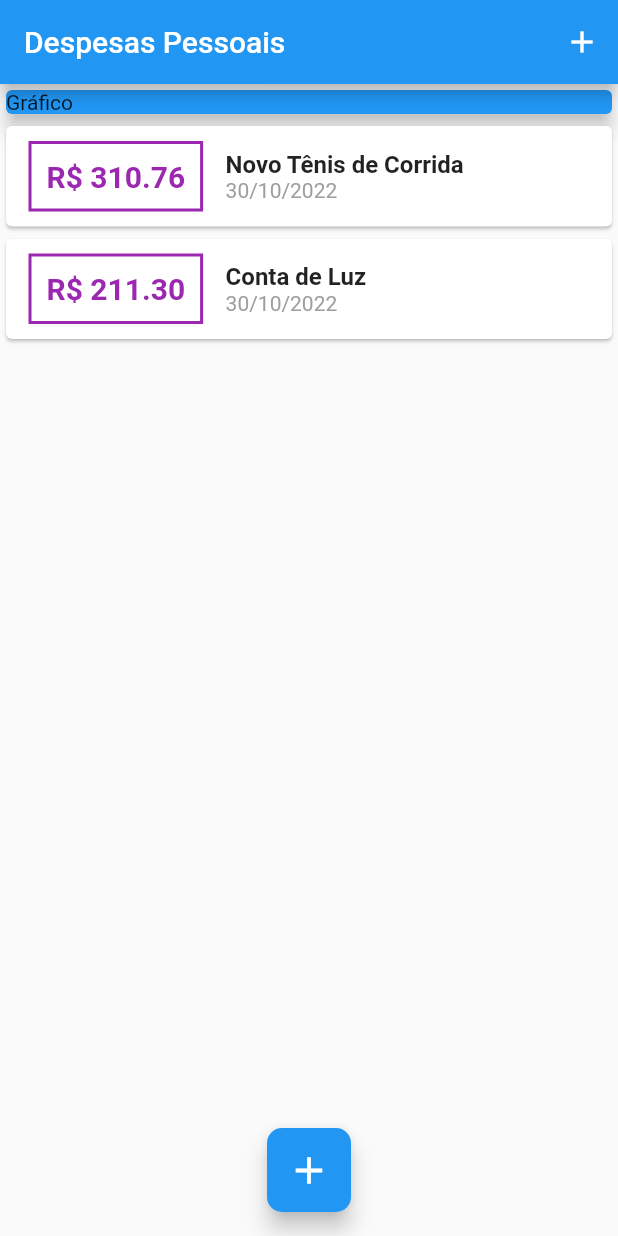
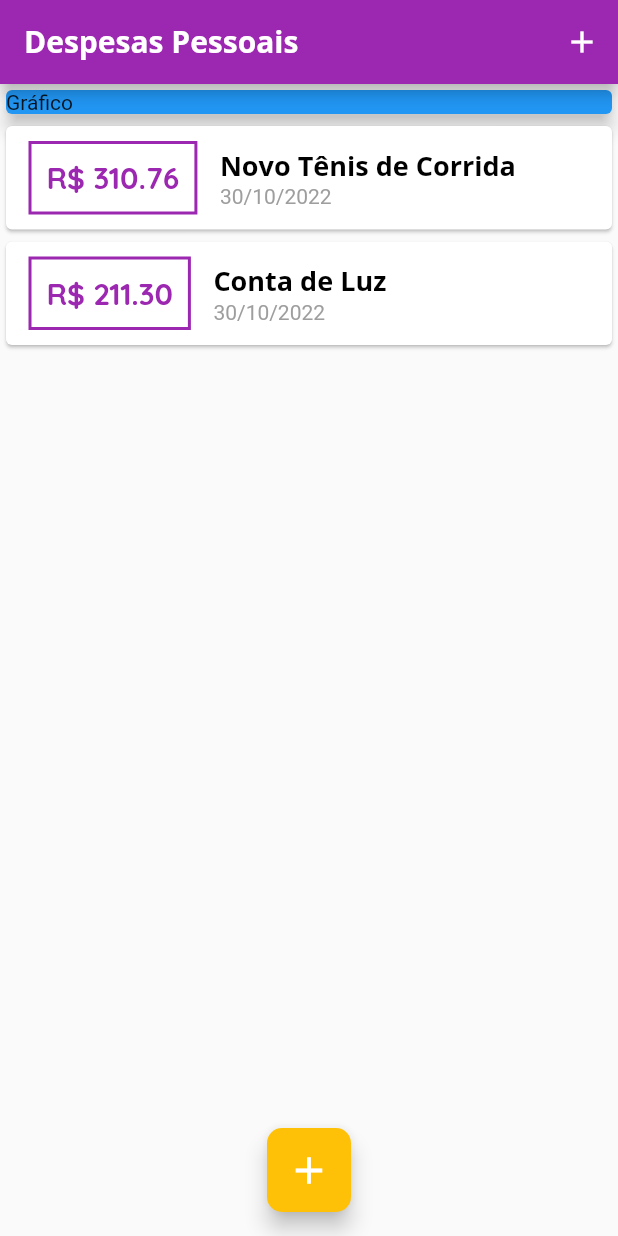
Before and after one commit to brunodeev/expenses_app, a Flutter app: the screen it shows after launch, on a phone screen of 412 x 824 dp. Run offline on Flutter 3.47's test engine with Material 2 defaults, Android fonts, the phone set to English and light mode, and no system bars.

Commit message:
alterando temas

```diff
--- a/lib/components/transaction_list.dart
+++ b/lib/components/transaction_list.dart
@@ -22,7 +22,7 @@ class TransactionList extends StatelessWidget {
                 Container(
                   decoration: BoxDecoration(
                     border: Border.all(
-                      color: Colors.purple,
+                      color: Theme.of(context).colorScheme.primary,
                       width: 2,
                     ),
                   ),
@@ -33,11 +33,10 @@ class TransactionList extends StatelessWidget {
                   ),
                   child: Text(
                     'R\$ ${tr.value.toStringAsFixed(2)}',
-                    style: const TextStyle(
-                      color: Colors.purple,
-                      fontSize: 20,
-                      fontWeight: FontWeight.bold,
-                    ),
+                    style: Theme.of(context).textTheme.headline6!.copyWith(
+                          fontSize: 20,
+                          fontWeight: FontWeight.bold,
+                        ),
                   ),
                 ),
                 Column(
@@ -45,10 +44,7 @@ class TransactionList extends StatelessWidget {
                   children: [
                     Text(
                       tr.title,
-                      style: const TextStyle(
-                        fontSize: 16,
-                        fontWeight: FontWeight.bold,
-                      ),
+                      style: Theme.of(context).primaryTextTheme.headline6,
                     ),
                     Text(
                       DateFormat('dd/MM/y').format(tr.date),
--- a/lib/main.dart
+++ b/lib/main.dart
@@ -11,9 +11,38 @@ class ExpensesApp extends StatelessWidget {
 
   @override
   Widget build(BuildContext context) {
-    return const MaterialApp(
+    final ThemeData tema = ThemeData();
+
+    return MaterialApp(
       debugShowCheckedModeBanner: false,
-      home: HomePage(),
+      home: const HomePage(),
+      theme: tema.copyWith(
+        colorScheme: tema.colorScheme.copyWith(
+          primary: Colors.purple,
+          secondary: Colors.amber,
+        ),
+        primaryTextTheme: tema.primaryTextTheme.copyWith(
+          headline6: const TextStyle(
+            fontFamily: 'OpenSans',
+            fontSize: 18,
+            fontWeight: FontWeight.bold,
+            color: Colors.black,
+          ),
+        ),
+        textTheme: tema.textTheme.copyWith(
+          headline6: const TextStyle(
+            fontFamily: 'Quicksand',
+            color: Colors.purple,
+          ),
+        ),
+        appBarTheme: const AppBarTheme(
+          titleTextStyle: TextStyle(
+            fontFamily: 'OpenSans',
+            fontSize: 20,
+            fontWeight: FontWeight.w600,
+          ),
+        ),
+      ),
     );
   }
 }
@@ -52,6 +81,8 @@ class _HomePageState extends State<HomePage> {
     setState(() {
       _transactions.add(newTransaction);
     });
+
+    Navigator.of(context).pop();
   }
 
   _openTransactionFormModal(BuildContext context) {
```
Also changed, not shown: pubspec.yaml (+11 -11 lines), assets/fonts/OpenSans-Bold.ttf (added), assets/fonts/OpenSans-Regular.ttf (added), assets/fonts/Quicksand-Bold.ttf (added), assets/fonts/Quicksand-Light.ttf (added), assets/fonts/Quicksand-Medium.ttf (added), assets/fonts/Quicksand-Regular.ttf (added).
